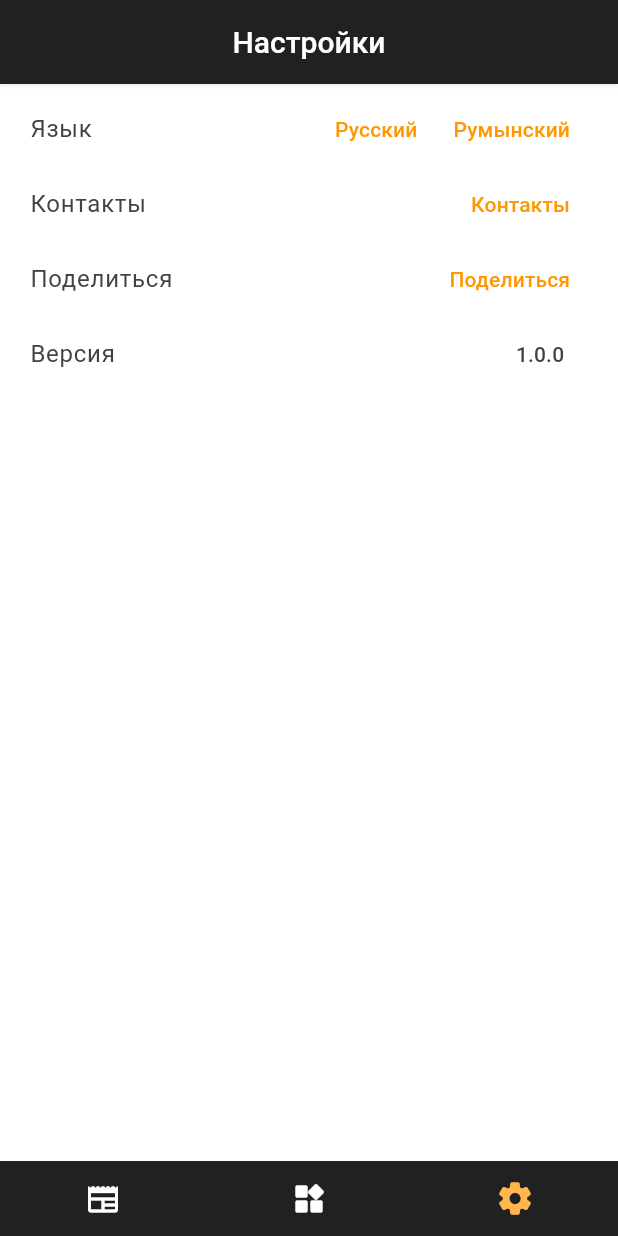
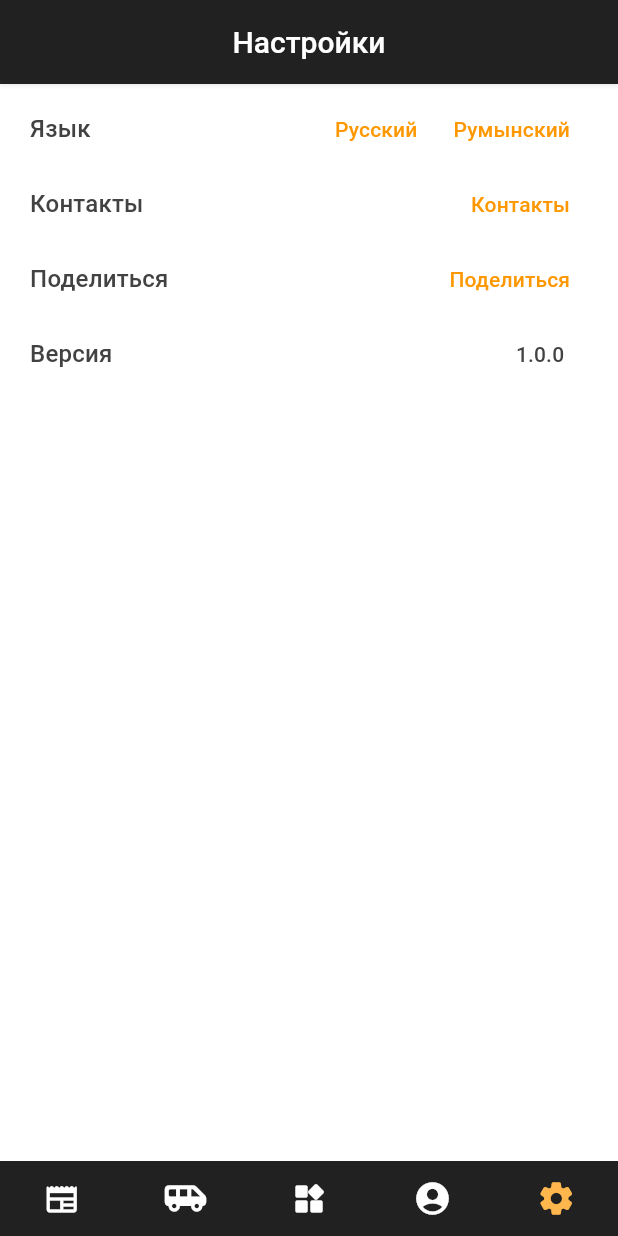
Before and after one commit to moldbee/mobile-app, a Flutter app: the SettingsScreen screen opened by its route, after a tap on "Rusă", on a phone screen of 412 x 824 dp. Run offline on Flutter 3.47's test engine with Material 3 defaults, Android fonts, the phone set to English and light mode, and no system bars; our stand-ins replace accordion, cached_network_image, flutter_dotenv, flutter_form_builder, flutter_hooks, flutter_linkify and 8 more; missing offline and left inert: timeago_flutter, very_good_infinite_list; accounts and stored records are empty; generated files the repository leaves out were written again.

Commit message:
hui poimi

```diff
--- /dev/null
+++ b/lib/features/auth/screens/auth.dart
@@ -0,0 +1,46 @@
+import 'package:flutter/material.dart';
+import 'package:font_awesome_flutter/font_awesome_flutter.dart';
+import 'package:smart_city/l10n/main.dart';
+
+class AuthScreen extends StatelessWidget {
+  const AuthScreen({super.key, this.id});
+  final route = '/auth';
+  final String? id;
+
+  @override
+  Widget build(context) {
+    final locales = getAppLoc(context);
+
+    return Scaffold(
+        appBar: AppBar(
+          title: Text(locales!.signIn),
+        ),
+        body: Padding(
+          padding: const EdgeInsets.symmetric(horizontal: 20, vertical: 160),
+          child: Column(
+            crossAxisAlignment: CrossAxisAlignment.stretch,
+            children: [
+              const Icon(
+                Icons.key_rounded,
+                size: 50,
+              ),
+              const SizedBox(
+                height: 30,
+              ),
+              OutlinedButton.icon(
+                  icon: const Icon(FontAwesomeIcons.google),
+                  onPressed: () {},
+                  label: const Text('Sign in using Google')),
+              const SizedBox(
+                height: 10,
+              ),
+              OutlinedButton.icon(
+                  iconAlignment: IconAlignment.start,
+                  icon: const Icon(FontAwesomeIcons.apple),
+                  onPressed: () {},
+                  label: const Text('Sign in using Google'))
+            ],
+          ),
+        ));
+  }
+}
--- a/lib/features/news/widgets/tile.dart
+++ b/lib/features/news/widgets/tile.dart
@@ -111,7 +111,8 @@ class NewTime extends StatelessWidget {
     return Text(
       timeago.format(DateTime.parse(time),
           locale: getAppLoc(context)!.localeName),
-      style: Theme.of(context).textTheme.bodyLarge!.copyWith(color: mutedColor),
+      style:
+          Theme.of(context).textTheme.bodyMedium!.copyWith(color: mutedColor),
     );
   }
 }
--- a/lib/features/settings/screens/contacts.dart
+++ b/lib/features/settings/screens/contacts.dart
@@ -60,7 +60,7 @@ class ContactsScreen extends StatelessWidget {
                       Icon(
                         item.icon,
                         size: 32,
-                        color: Colors.grey,
+                        color: Theme.of(context).primaryColor,
                       )
                     ],
                   ),
--- a/lib/features/settings/screens/settings.dart
+++ b/lib/features/settings/screens/settings.dart
@@ -31,7 +31,7 @@ class SettingsScreen extends StatelessWidget {
                   children: [
                     Expanded(
                       child: Text(getAppLoc(context)!.language,
-                          style: Theme.of(context).textTheme.bodyLarge),
+                          style: Theme.of(context).textTheme.titleMedium),
                     ),
                     TextButton(
                       onPressed: () {
@@ -55,7 +55,7 @@ class SettingsScreen extends StatelessWidget {
                   children: [
                     Expanded(
                       child: Text(getAppLoc(context)!.contacts,
-                          style: Theme.of(context).textTheme.bodyLarge),
+                          style: Theme.of(context).textTheme.titleMedium),
                     ),
                     TextButton(
                       onPressed: () {
@@ -73,7 +73,7 @@ class SettingsScreen extends StatelessWidget {
                   children: [
                     Expanded(
                       child: Text(getAppLoc(context)!.share,
-                          style: Theme.of(context).textTheme.bodyLarge),
+                          style: Theme.of(context).textTheme.titleMedium),
                     ),
                     TextButton(
                       onPressed: () {},
@@ -89,7 +89,7 @@ class SettingsScreen extends StatelessWidget {
                   children: [
                     Expanded(
                       child: Text(getAppLoc(context)!.version,
-                          style: Theme.of(context).textTheme.bodyLarge),
+                          style: Theme.of(context).textTheme.titleMedium),
                     ),
                     TextButton(
                       onPressed: () {},
--- /dev/null
+++ b/lib/features/transport/transport.dart
@@ -0,0 +1,16 @@
+import 'package:flutter/material.dart';
+
+class TransportScreen extends StatelessWidget {
+  const TransportScreen({super.key});
+  final route = '/transport';
+
+  @override
+  Widget build(BuildContext context) {
+    return Scaffold(
+      appBar: AppBar(
+        title: const Text('Transport'),
+      ),
+      body: Container(),
+    );
+  }
+}
--- a/lib/l10n/app_ro.arb
+++ b/lib/l10n/app_ro.arb
@@ -25,7 +25,7 @@
   "free": "Gratuit",
   "comments": "Comentarii",
   "article": "Articol",
-  "services": "Servicii",
+  "services": "Companii",
   "addDiscount": "Adăugați reducere",
   "addInfo": "Adăugați informație",
   "addAlert": "Adăugați alertă",
--- a/lib/l10n/app_ru.arb
+++ b/lib/l10n/app_ru.arb
@@ -25,7 +25,7 @@
   "free": "Бесплатно",
   "comments": "Комментарии",
   "article": "Статья",
-  "services": "Услуги",
+  "services": "Компании",
   "addDiscount": "Добавить скидку",
   "addInfo": "Добавить информацию",
   "addAlert": "Добавить оповещение",
--- a/lib/routes.dart
+++ b/lib/routes.dart
@@ -2,6 +2,7 @@ import 'package:flutter/material.dart';
 import 'package:get/get.dart';
 import 'package:go_router/go_router.dart';
 import 'package:smart_city/controller.dart';
+import 'package:smart_city/features/auth/screens/auth.dart';
 import 'package:smart_city/features/news/screens/details.dart';
 import 'package:smart_city/features/services/screens/company_services.dart';
 import 'package:smart_city/features/services/screens/contacts.dart';
@@ -14,6 +15,7 @@ import 'package:smart_city/features/services/screens/promotions.dart';
 import 'package:smart_city/features/services/screens/services.dart';
 import 'package:smart_city/features/settings/screens/contacts.dart';
 import 'package:smart_city/features/settings/screens/settings.dart';
+import 'package:smart_city/features/transport/transport.dart';
 import 'package:smart_city/l10n/main.dart';
 import 'package:smart_city/features/news/screens/news.dart';
 
@@ -80,6 +82,14 @@ final GoRouter router = GoRouter(routes: <RouteBase>[
                         title: params['title'],
                         createdAt: params['createdAt']));
               }),
+        ],
+      ),
+      StatefulShellBranch(
+        routes: [
+          GoRoute(
+              path: const TransportScreen().route,
+              pageBuilder: (context, state) =>
+                  const MaterialPage(child: TransportScreen())),
         ],
       ),
       StatefulShellBranch(
@@ -167,6 +177,14 @@ final GoRouter router = GoRouter(routes: <RouteBase>[
       StatefulShellBranch(
         routes: [
           GoRoute(
+              path: const AuthScreen().route,
+              pageBuilder: (context, state) =>
+                  const MaterialPage(child: AuthScreen())),
+        ],
+      ),
+      StatefulShellBranch(
+        routes: [
+          GoRoute(
               path: const SettingsScreen().route,
               pageBuilder: (context, state) =>
                   const MaterialPage(child: SettingsScreen())),
--- a/lib/shared/config/theme.dart
+++ b/lib/shared/config/theme.dart
@@ -13,6 +13,7 @@ ThemeData getThemeData(BuildContext context) {
         borderRadius: BorderRadius.circular(6),
       ),
     ),
+    primaryColor: Colors.orange.shade300,
     primaryTextTheme: newTextTheme,
     textTheme: newTextTheme,
     segmentedButtonTheme: SegmentedButtonThemeData(
--- a/lib/shared/widgets/bottom_navigation_bar.dart
+++ b/lib/shared/widgets/bottom_navigation_bar.dart
@@ -34,11 +34,39 @@ class CustomBottomNavigationBar extends StatelessWidget {
         ),
         NavigationDestination(
           selectedIcon: Icon(
+            Icons.airport_shuttle_rounded,
+            size: 30,
+            color: bottomNavbarSelectedIconColor,
+          ),
+          icon: Icon(
+            Icons.airport_shuttle_rounded,
+            size: 30,
+            color: bottomNavbarIconColor,
+          ),
+          label: '',
+        ),
+        NavigationDestination(
+          selectedIcon: Icon(
             Icons.widgets_rounded,
             color: bottomNavbarSelectedIconColor,
           ),
           icon: Icon(
             Icons.widgets_rounded,
+            color: bottomNavbarIconColor,
+          ),
+          label: '',
+        ),
+        NavigationDestination(
+          selectedIcon: Icon(
+            Icons.account_circle_rounded,
+            size: 26,
+            weight: 900,
+            color: bottomNavbarSelectedIconColor,
+          ),
+          icon: Icon(
+            Icons.account_circle_rounded,
+            size: 26,
+            weight: 900,
             color: bottomNavbarIconColor,
           ),
           label: '',
--- a/pubspec.yaml
+++ b/pubspec.yaml
@@ -74,6 +74,7 @@ dependencies:
   faker: ^2.1.0
   shimmer: ^3.0.0
   accordion: ^2.6.0
+  teledart: ^0.6.1
 dev_dependencies:
   flutter_test:
     sdk: flutter
```
Also changed, not shown: pubspec.lock.
